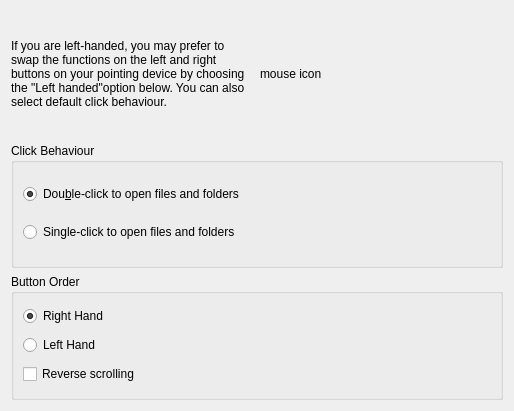
Above: kde4/kaptan4/src/gui/mouseWidget.ui from pars-linux/uludag before the change. Below: the same form after it.
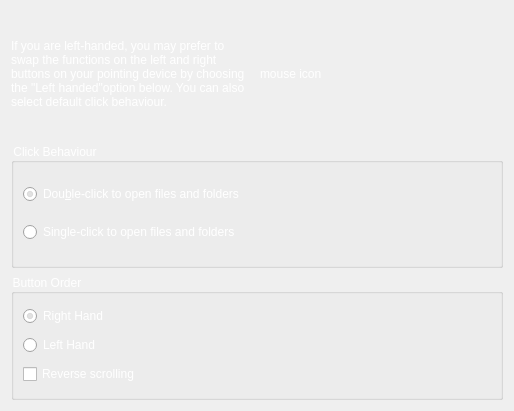
That is the form after the change.

Commit message: fix label colors

Patch:
```diff
--- a/kde4/kaptan4/src/gui/mouseWidget.ui
+++ b/kde4/kaptan4/src/gui/mouseWidget.ui
@@ -13,6 +13,9 @@
   <property name="windowTitle">
    <string>Mouse</string>
   </property>
+  <property name="styleSheet">
+   <string notr="true">color: white</string>
+  </property>
   <layout class="QGridLayout" name="gridLayout_3">
    <item row="0" column="0">
     <layout class="QVBoxLayout" name="verticalLayout">
```
The commit also changes 8 other files.
